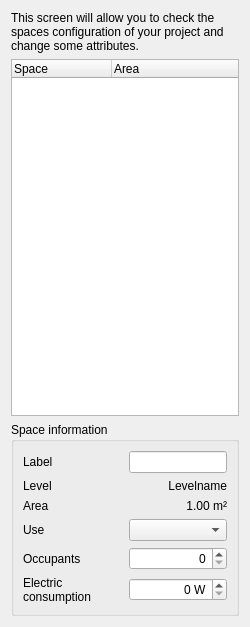
Old version of the form dialogSpaces.ui in the repository yorikvanhavre/BIM_Workbench.
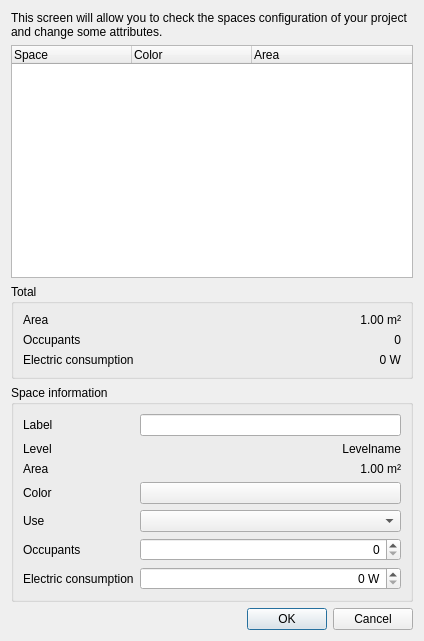
New version of the form. Custom widgets are drawn as their Qt base class.

```diff
--- a/dialogSpaces.ui
+++ b/dialogSpaces.ui
@@ -1,13 +1,13 @@
 <?xml version="1.0" encoding="UTF-8"?>
 <ui version="4.0">
- <class>Form</class>
- <widget class="QWidget" name="Form">
+ <class>Dialog</class>
+ <widget class="QDialog" name="Dialog">
   <property name="geometry">
    <rect>
     <x>0</x>
     <y>0</y>
-    <width>250</width>
-    <height>627</height>
+    <width>424</width>
+    <height>641</height>
    </rect>
   </property>
   <property name="windowTitle">
@@ -26,11 +26,22 @@
    </item>
    <item>
     <widget class="QTreeWidget" name="treeWidget">
+     <attribute name="headerDefaultSectionSize">
+      <number>120</number>
+     </attribute>
+     <attribute name="headerStretchLastSection">
+      <bool>true</bool>
+     </attribute>
      <column>
       <property name="text">
        <string>Space</string>
       </property>
      </column>
+     <column>
+      <property name="text">
+       <string>Color</string>
+      </property>
+     </column>
      <column>
       <property name="text">
        <string>Area</string>
@@ -38,6 +49,66 @@
      </column>
     </widget>
    </item>
+   <item>
+    <widget class="QGroupBox" name="groupBox_2">
+     <property name="title">
+      <string>Total</string>
+     </property>
+     <layout class="QGridLayout" name="gridLayout_2">
+      <item row="0" column="0">
+       <widget class="QLabel" name="label_11">
+        <property name="text">
+         <string>Area</string>
+        </property>
+       </widget>
+      </item>
+      <item row="1" column="0">
+       <widget class="QLabel" name="label_13">
+        <property name="text">
+         <string>Occupants</string>
+        </property>
+       </widget>
+      </item>
+      <item row="0" column="1">
+       <widget class="QLabel" name="label_12">
+        <property name="text">
+         <string>1.00 m²</string>
+        </property>
+        <property name="alignment">
+         <set>Qt::AlignRight|Qt::AlignTrailing|Qt::AlignVCenter</set>
+        </property>
+       </widget>
+      </item>
+      <item row="2" column="0">
+       <widget class="QLabel" name="label_14">
+        <property name="text">
+         <string>Electric consumption</string>
+        </property>
+       </widget>
+      </item>
+      <item row="1" column="1">
+       <widget class="QLabel" name="label_15">
+        <property name="text">
+         <string>0</string>
+        </property>
+        <property name="alignment">
+         <set>Qt::AlignRight|Qt::AlignTrailing|Qt::AlignVCenter</set>
+        </property>
+       </widget>
+      </item>
+      <item row="2" column="1">
+       <widget class="QLabel" name="label_16">
+        <property name="text">
+         <string>0 W</string>
+        </property>
+        <property name="alignment">
+         <set>Qt::AlignRight|Qt::AlignTrailing|Qt::AlignVCenter</set>
+        </property>
+       </widget>
+      </item>
+     </layout>
+    </widget>
+   </item>
    <item>
     <widget class="QGroupBox" name="groupBox">
      <property name="title">
@@ -45,20 +116,27 @@
      </property>
      <layout class="QGridLayout" name="gridLayout">
       <item row="3" column="0">
-       <widget class="QLabel" name="label_4">
+       <widget class="QLabel" name="label_10">
         <property name="text">
-         <string>Use</string>
+         <string>Color</string>
         </property>
        </widget>
       </item>
-      <item row="4" column="0">
+      <item row="2" column="0">
+       <widget class="QLabel" name="label_3">
+        <property name="text">
+         <string>Area</string>
+        </property>
+       </widget>
+      </item>
+      <item row="5" column="0">
        <widget class="QLabel" name="label_6">
         <property name="text">
          <string>Occupants</string>
         </property>
        </widget>
       </item>
-      <item row="3" column="1">
+      <item row="4" column="1">
        <widget class="QComboBox" name="comboBox"/>
       </item>
       <item row="2" column="1">
@@ -71,33 +149,6 @@
         </property>
        </widget>
       </item>
-      <item row="5" column="1">
-       <widget class="QSpinBox" name="spinBox_2">
-        <property name="alignment">
-         <set>Qt::AlignRight|Qt::AlignTrailing|Qt::AlignVCenter</set>
-        </property>
-        <property name="suffix">
-         <string> W</string>
-        </property>
-       </widget>
-      </item>
-      <item row="2" column="0">
-       <widget class="QLabel" name="label_3">
-        <property name="text">
-         <string>Area</string>
-        </property>
-       </widget>
-      </item>
-      <item row="4" column="1">
-       <widget class="QSpinBox" name="spinBox">
-        <property name="alignment">
-         <set>Qt::AlignRight|Qt::AlignTrailing|Qt::AlignVCenter</set>
-        </property>
-       </widget>
-      </item>
-      <item row="0" column="1">
-       <widget class="QLineEdit" name="lineEdit"/>
-      </item>
       <item row="0" column="0">
        <widget class="QLabel" name="label_2">
         <property name="text">
@@ -105,7 +156,14 @@
         </property>
        </widget>
       </item>
-      <item row="5" column="0">
+      <item row="5" column="1">
+       <widget class="QSpinBox" name="spinBox">
+        <property name="alignment">
+         <set>Qt::AlignRight|Qt::AlignTrailing|Qt::AlignVCenter</set>
+        </property>
+       </widget>
+      </item>
+      <item row="6" column="0">
        <widget class="QLabel" name="label_7">
         <property name="text">
          <string>Electric consumption</string>
@@ -132,11 +190,51 @@
         </property>
        </widget>
       </item>
+      <item row="3" column="1">
+       <widget class="Gui::ColorButton" name="colorButton"/>
+      </item>
+      <item row="0" column="1">
+       <widget class="QLineEdit" name="lineEdit"/>
+      </item>
+      <item row="6" column="1">
+       <widget class="QSpinBox" name="spinBox_2">
+        <property name="alignment">
+         <set>Qt::AlignRight|Qt::AlignTrailing|Qt::AlignVCenter</set>
+        </property>
+        <property name="suffix">
+         <string> W</string>
+        </property>
+       </widget>
+      </item>
+      <item row="4" column="0">
+       <widget class="QLabel" name="label_4">
+        <property name="text">
+         <string>Use</string>
+        </property>
+       </widget>
+      </item>
      </layout>
     </widget>
    </item>
+   <item>
+    <widget class="QDialogButtonBox" name="buttonBox">
+     <property name="orientation">
+      <enum>Qt::Horizontal</enum>
+     </property>
+     <property name="standardButtons">
+      <set>QDialogButtonBox::Cancel|QDialogButtonBox::Ok</set>
+     </property>
+    </widget>
+   </item>
   </layout>
  </widget>
+ <customwidgets>
+  <customwidget>
+   <class>Gui::ColorButton</class>
+   <extends>QPushButton</extends>
+   <header>Gui/Widgets.h</header>
+  </customwidget>
+ </customwidgets>
  <resources/>
  <connections/>
 </ui>
```
Left out of the diff: 35 changed lines with no effect on the pictures.
